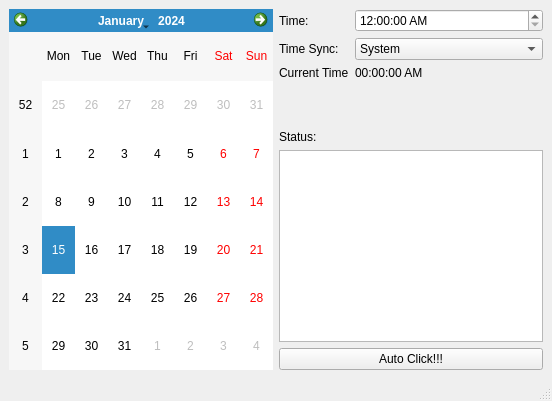
First picture: the form in mainwindow.ui, repository jackyko1991/Auto_Clicker, before the edit.
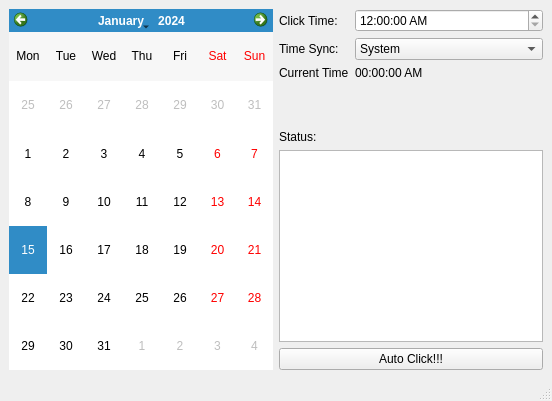
Second picture: the form after the edit.

Commit message: basic time function]

What changed in the file:
```diff
--- a/mainwindow.ui
+++ b/mainwindow.ui
@@ -16,7 +16,17 @@
   <widget class="QWidget" name="centralwidget">
    <layout class="QHBoxLayout" name="horizontalLayout_5">
     <item>
-     <widget class="QCalendarWidget" name="calendarWidget"/>
+     <widget class="QCalendarWidget" name="calendarWidget">
+      <property name="gridVisible">
+       <bool>false</bool>
+      </property>
+      <property name="verticalHeaderFormat">
+       <enum>QCalendarWidget::NoVerticalHeader</enum>
+      </property>
+      <property name="navigationBarVisible">
+       <bool>true</bool>
+      </property>
+     </widget>
     </item>
     <item>
      <layout class="QVBoxLayout" name="verticalLayout">
@@ -37,7 +47,7 @@
            </size>
           </property>
           <property name="text">
-           <string>Time:</string>
+           <string>Click Time:</string>
           </property>
          </widget>
         </item>
```
Left out of the diff: 4 changed lines with no effect on the pictures. The commit also changes 2 other files.
